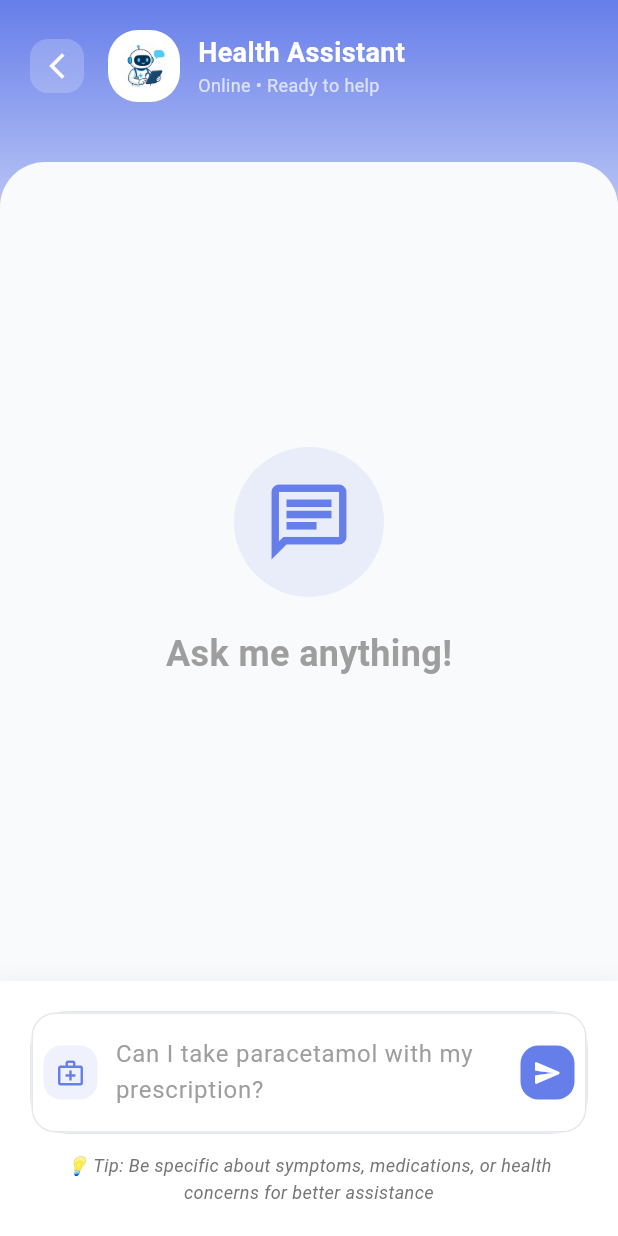
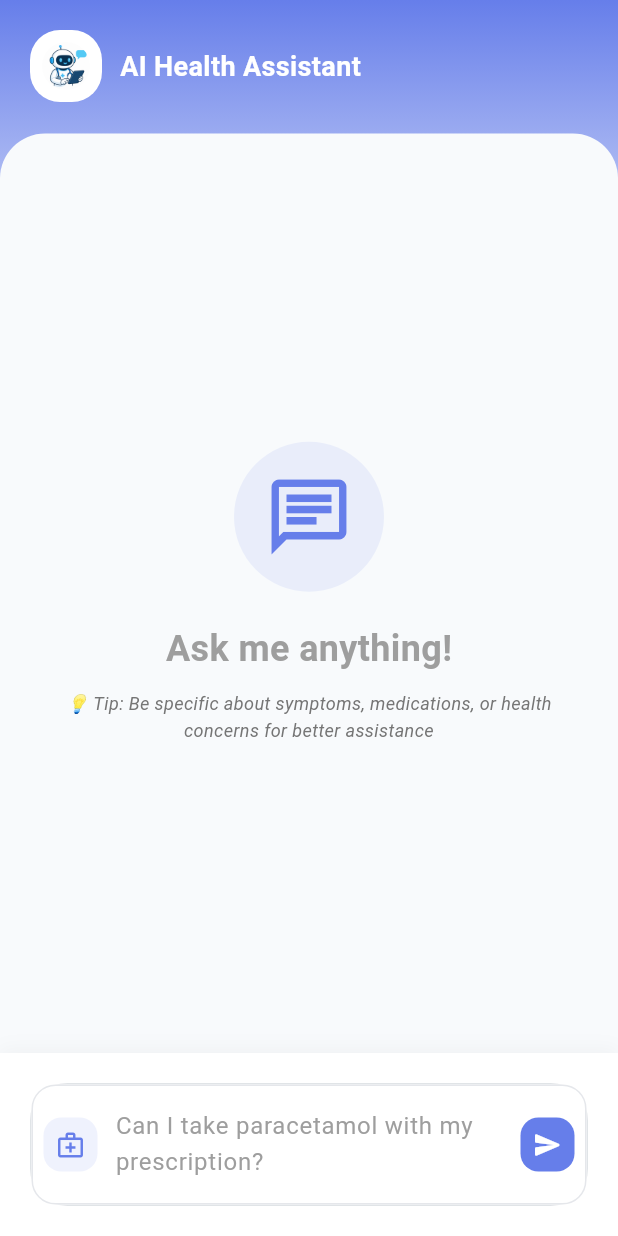
Before and after one commit to pritam-t/Arogya_Plus, a Flutter app: the AI_Assistant_Screen screen opened directly, after a tap on "Start Consultation", on a phone screen of 412 x 824 dp. Run offline on Flutter 3.47's test engine with Material 3 defaults, Android fonts, the phone set to English and light mode, and no system bars; our stand-ins replace flutter_bloc, image_picker, shared_preferences, sqflite; missing offline and left inert: google_mlkit_text_recognition, gpt_markdown; accounts and stored records are empty.

Commit message:
AI page :UI-2

```diff
--- a/lib/features/user_screens/ai_assistant.dart
+++ b/lib/features/user_screens/ai_assistant.dart
@@ -2,7 +2,6 @@ import 'package:flutter/material.dart';
 import 'package:flutter_bloc/flutter_bloc.dart';
 import 'package:gpt_markdown/gpt_markdown.dart';
 import 'package:mediscan_plus/Provider/Cubit/search_cubit.dart';
-import 'package:mediscan_plus/main.dart';
 import '../../Provider/Cubit/search_state.dart';
 
 class AI_Assistant_Screen extends StatefulWidget {
@@ -90,10 +89,10 @@ class _AI_Assistant_ScreenState extends State<AI_Assistant_Screen> with TickerPr
                       padding: const EdgeInsets.all(20),
                       decoration: BoxDecoration(
                         shape: BoxShape.circle,
-                        color: Colors.white.withOpacity(0.1),
+                        color: Colors.white,
                         boxShadow: [
                           BoxShadow(
-                            color: Colors.white.withOpacity(0.3),
+                            color: Colors.white,
                             blurRadius: 30,
                             spreadRadius: 5,
                           ),
@@ -178,7 +177,7 @@ class _AI_Assistant_ScreenState extends State<AI_Assistant_Screen> with TickerPr
                         borderRadius: BorderRadius.circular(30),
                         boxShadow: [
                           BoxShadow(
-                            color: Colors.black.withOpacity(0.3),
+                            color: Colors.black12,
                             blurRadius: 20,
                             offset: const Offset(0, 10),
                           ),
@@ -242,9 +241,9 @@ class _AI_Assistant_ScreenState extends State<AI_Assistant_Screen> with TickerPr
     return Container(
       padding: const EdgeInsets.symmetric(horizontal: 16, vertical: 8),
       decoration: BoxDecoration(
-        color: Colors.white.withOpacity(0.2),
+        color: Colors.white70,
         borderRadius: BorderRadius.circular(20),
-        border: Border.all(color: Colors.white.withOpacity(0.3)),
+        border: Border.all(color: Colors.white54),
       ),
       child: Row(
         mainAxisSize: MainAxisSize.min,
@@ -285,27 +284,27 @@ class _AI_Assistant_ScreenState extends State<AI_Assistant_Screen> with TickerPr
               padding: const EdgeInsets.all(20),
               child: Row(
                 children: [
-                  GestureDetector(
-                    onTap: () {
-                      setState(() {
-                        chatStarted = false;
-                        searchController.clear();
-                      });
-                    },
-                    child: Container(
-                      padding: const EdgeInsets.all(8),
-                      decoration: BoxDecoration(
-                        color: Colors.white.withOpacity(0.2),
-                        borderRadius: BorderRadius.circular(12),
-                      ),
-                      child: const Icon(
-                        Icons.arrow_back_ios_new,
-                        color: Colors.white,
-                        size: 20,
-                      ),
-                    ),
-                  ),
-                  const SizedBox(width: 16),
+                  // GestureDetector(
+                  //   onTap: () {
+                  //     setState(() {
+                  //       chatStarted = false;
+                  //       searchController.clear();
+                  //     });
+                  //   },
+                  //   child: Container(
+                  //     padding: const EdgeInsets.all(8),
+                  //     decoration: BoxDecoration(
+                  //       color: Colors.white.withOpacity(0.2),
+                  //       borderRadius: BorderRadius.circular(12),
+                  //     ),
+                  //     child: const Icon(
+                  //       Icons.arrow_back_ios_new,
+                  //       color: Colors.white,
+                  //       size: 20,
+                  //     ),
+                  //   ),
+                  // ),
+                  // const SizedBox(width: 16),    //Guesture detector
                   Container(
                     padding: const EdgeInsets.all(8),
                     decoration: BoxDecoration(
@@ -328,18 +327,11 @@ class _AI_Assistant_ScreenState extends State<AI_Assistant_Screen> with TickerPr
                       crossAxisAlignment: CrossAxisAlignment.start,
                       children: [
                         Text(
-                          "Health Assistant",
+                          "AI Health Assistant",
                           style: TextStyle(
                             color: Colors.white,
                             fontSize: 18,
                             fontWeight: FontWeight.bold,
-                          ),
-                        ),
-                        Text(
-                          "Online • Ready to help",
-                          style: TextStyle(
-                            color: Colors.white70,
-                            fontSize: 12,
                           ),
                         ),
                       ],
@@ -352,7 +344,7 @@ class _AI_Assistant_ScreenState extends State<AI_Assistant_Screen> with TickerPr
             // Chat Messages Area
             Expanded(
               child: Container(
-                margin: const EdgeInsets.only(top: 20),
+                margin: const EdgeInsets.only(top: 1),
                 decoration: const BoxDecoration(
                   color: Color(0xFFF8FAFC),
                   borderRadius: BorderRadius.only(
@@ -433,7 +425,7 @@ class _AI_Assistant_ScreenState extends State<AI_Assistant_Screen> with TickerPr
           ),
           const SizedBox(height: 20),
           const Text(
-            "Analyzing your query...",
+            "Analyzing your Issue...",
             style: TextStyle(
               color: Colors.grey,
               fontSize: 16,
@@ -527,6 +519,15 @@ class _AI_Assistant_ScreenState extends State<AI_Assistant_Screen> with TickerPr
               ),
             ),
             const SizedBox(height: 10),
+            Text(
+              "💡 Tip: Be specific about symptoms, medications, or health concerns for better assistance",
+              style: TextStyle(
+                fontSize: 12,
+                color: Colors.grey.shade600,
+                fontStyle: FontStyle.italic,
+              ),
+              textAlign: TextAlign.center,
+            ),
 
           ],
         ),
@@ -604,16 +605,7 @@ class _AI_Assistant_ScreenState extends State<AI_Assistant_Screen> with TickerPr
               ),
             ),
           ),
-          const SizedBox(height: 12),
-          Text(
-            "💡 Tip: Be specific about symptoms, medications, or health concerns for better assistance",
-            style: TextStyle(
-              fontSize: 12,
-              color: Colors.grey.shade600,
-              fontStyle: FontStyle.italic,
-            ),
-            textAlign: TextAlign.center,
-          ),
+          // const SizedBox(height: 12),
         ],
       ),
     );
```
